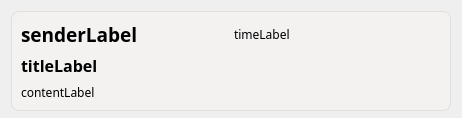
This is view/messageCenter/messageblock.ui in JunWang666/LabNexus as Qt 5 draws it before an edit. The edited form follows.
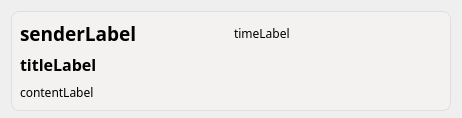
This is the edited form.

```diff
--- a/view/messageCenter/messageblock.ui
+++ b/view/messageCenter/messageblock.ui
@@ -33,7 +33,7 @@
   </property>
   <layout class="QVBoxLayout" name="verticalLayout_3">
    <item>
-    <widget class="QFrame" name="frame">
+       <widget class="QPushButton" name="frame">
      <property name="sizePolicy">
       <sizepolicy hsizetype="Preferred" vsizetype="Ignored">
        <horstretch>0</horstretch>
@@ -53,7 +53,7 @@
       </size>
      </property>
      <property name="styleSheet">
-      <string notr="true">QFrame#frame {
+         <string notr="true">QPushButton#frame {
        /* 设置背景颜色 */
        background-color: #F3F2F1;
 
@@ -69,18 +69,12 @@
        background-color: #E1DFDD;
        }
 
-       QFrame#frame QLabel {
+             QPushButton#frame QLabel {
        background-color: transparent;
        border: none; /* 同时最好也禁用边框 */
        }
       </string>
      </property>
-     <property name="frameShape">
-      <enum>QFrame::Shape::StyledPanel</enum>
-     </property>
-     <property name="frameShadow">
-      <enum>QFrame::Shadow::Raised</enum>
-     </property>
      <layout class="QVBoxLayout" name="verticalLayout_2">
       <item>
        <layout class="QVBoxLayout" name="verticalLayout">
```
Left out of the diff: 2 changed lines with no effect on the pictures.
